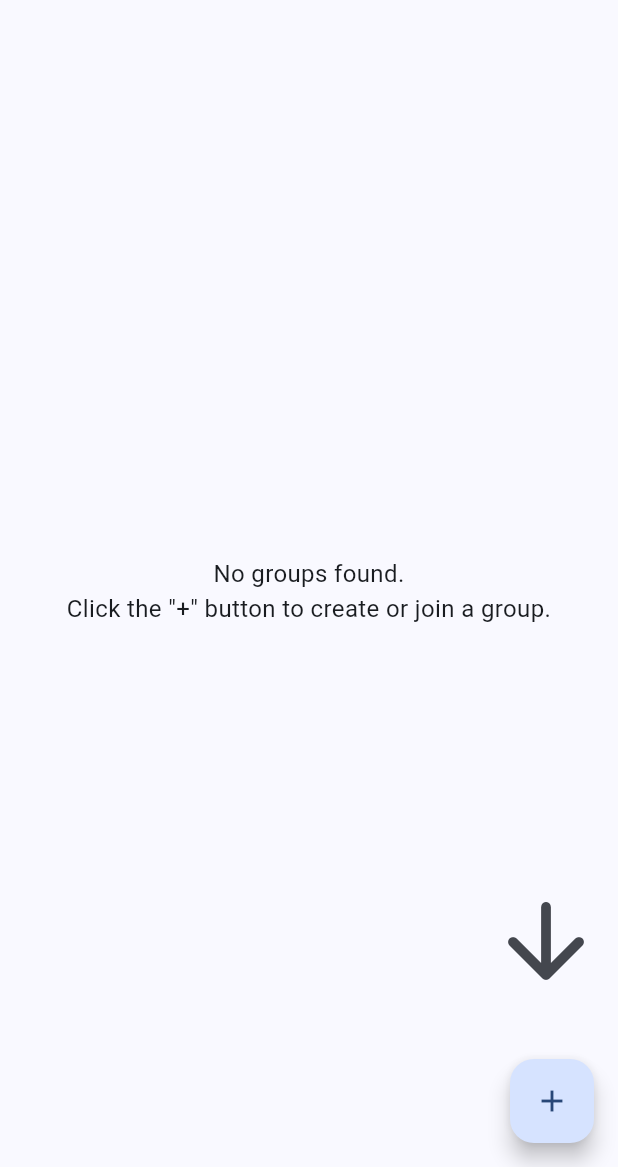
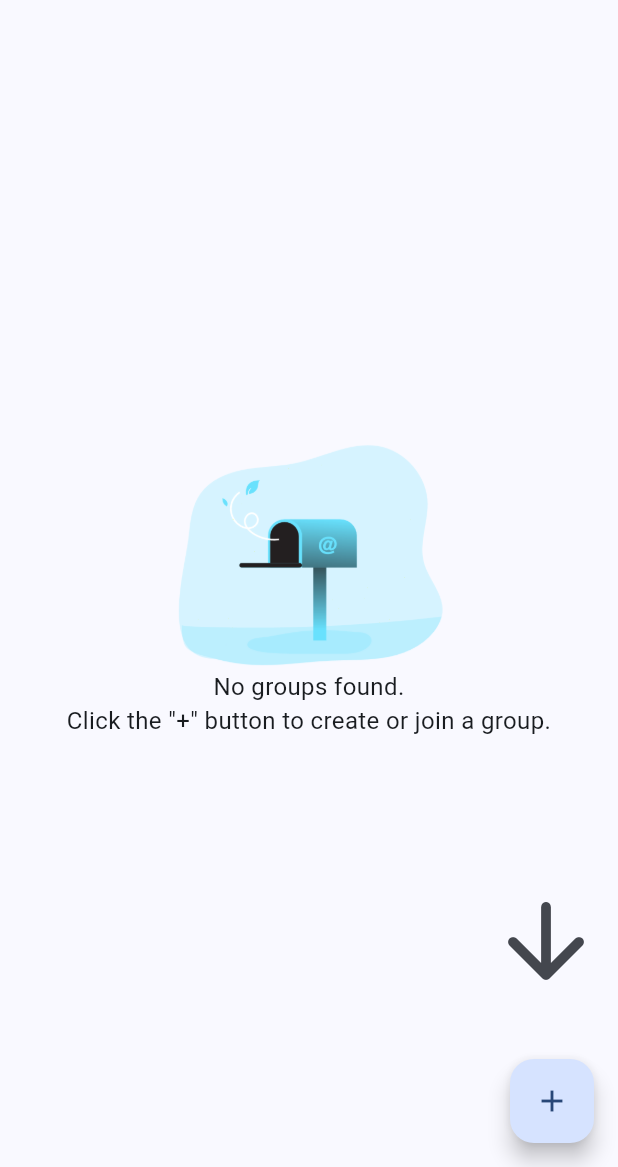
Before and after one commit to phougt/HealthCord, a Flutter app: the HomeScreen screen opened by its route, on a phone screen of 412 x 824 dp, the part 69-1236 px from its top. Run offline on Flutter 3.47's test engine with Material 3 defaults, Android fonts, the phone set to English and light mode, and no system bars; our stand-ins replace dio, flutter_secure_storage, freezed_annotation, go_router, google_fonts, image_picker; accounts and stored records are empty; network calls fail.

Commit message:
Add Illustrations

```diff
--- a/lib/screens/home_screen.dart
+++ b/lib/screens/home_screen.dart
@@ -75,11 +75,20 @@ class HomeScreen extends StatelessWidget {
                               size: 80,
                             ),
                           ),
-                          const Center(
-                            child: Text(
-                              'No groups found.\nClick the "+" button to create or join a group.',
-                              style: TextStyle(fontSize: 16),
-                              textAlign: TextAlign.center,
+                          Center(
+                            child: Column(
+                              mainAxisAlignment: MainAxisAlignment.center,
+                              children: [
+                                Image.asset(
+                                  'assets/images/empty.png',
+                                  height: 150,
+                                ),
+                                const Text(
+                                  'No groups found.\nClick the "+" button to create or join a group.',
+                                  style: TextStyle(fontSize: 16),
+                                  textAlign: TextAlign.center,
+                                ),
+                              ],
                             ),
                           ),
                         ],
```
Also changed, not shown: lib/screens/group_link_screen.dart (+12 -0 lines), lib/screens/group_setting_screen.dart (+8 -2 lines), assets/images/empty.png (added), assets/images/link.png (added).
